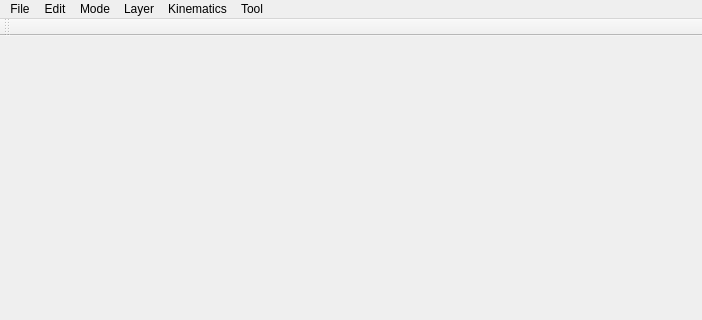
Before: the Qt Designer form BurmesterTheoryThreePosition/MainWindow.ui in gnishida/BurmesterTheoryThreePosition, drawn with Qt 5; both pictures show x 0 to 702 and y 0 to 320 of the 702 by 737 pixel window.
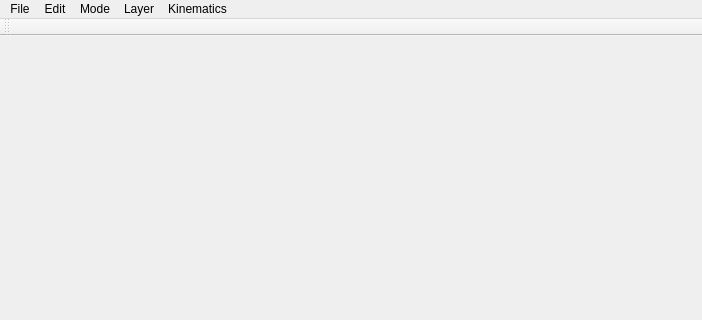
After: the same form once the commit is applied.

```diff
--- a/BurmesterTheoryThreePosition/MainWindow.ui
+++ b/BurmesterTheoryThreePosition/MainWindow.ui
@@ -86,18 +86,11 @@
     <addaction name="separator"/>
     <addaction name="actionCircularRepeat"/>
    </widget>
-   <widget class="QMenu" name="menuTool_2">
-    <property name="title">
-     <string>Tool</string>
-    </property>
-    <addaction name="actionDebug"/>
-   </widget>
    <addaction name="menuFile"/>
    <addaction name="menuEdit"/>
    <addaction name="menuMode"/>
    <addaction name="menuLayer"/>
    <addaction name="menuTool"/>
-   <addaction name="menuTool_2"/>
   </widget>
   <widget class="QToolBar" name="mainToolBar">
    <attribute name="toolBarArea">
```
Left out of the diff: 2 changed lines with no effect on the pictures.
